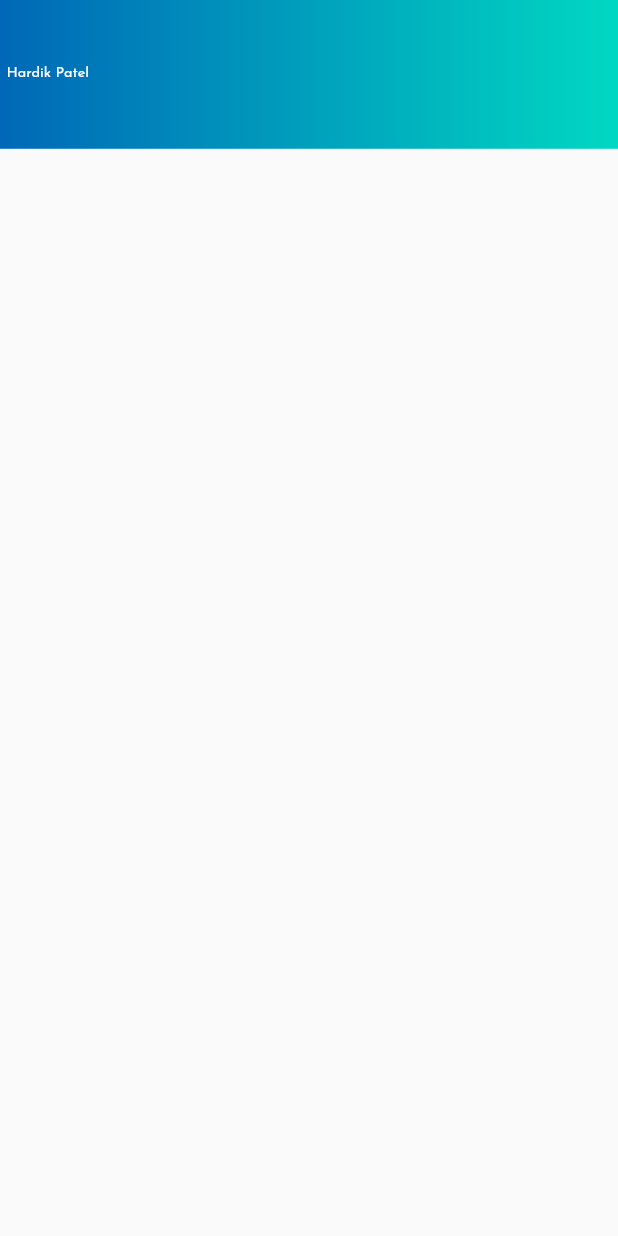
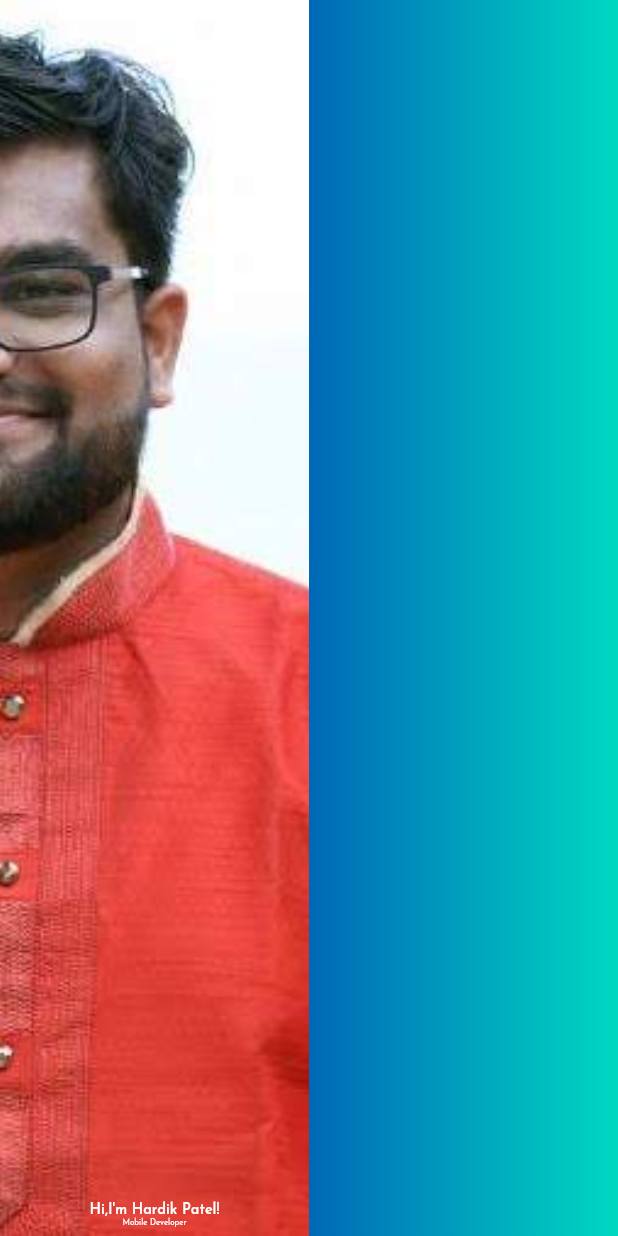
Before and after one commit to hardikgpatel/hardikpatel_portfolio, a Flutter app: the screen it shows after launch, on a phone screen of 412 x 824 dp. Run offline on Flutter 3.47's test engine with Material 2 defaults, Android fonts, the phone set to English and light mode, and no system bars; our stand-ins replace flutter_screenutil, google_fonts.

Commit message:
Working on single page design

```diff
--- a/lib/ screens/home_screen.dart
+++ b/lib/ screens/home_screen.dart
@@ -16,7 +16,8 @@ class _HomeScreenState extends State<HomeScreen> {
     ScreenUtil.init(context,
         designSize: Size(1920, 1080), allowFontScaling: true);
     return Scaffold(
-      body: Column(
+      body:
+          /*Column(
         children: [
           Container(
             height: 130.h,
@@ -41,6 +42,49 @@ class _HomeScreenState extends State<HomeScreen> {
             ),
           )
         ],
+      )*/
+          Row(
+        children: [
+          Container(
+            width: MediaQuery.of(context).size.width * 0.5,
+            padding: EdgeInsets.all(30.w),
+            decoration: BoxDecoration(
+                image: DecorationImage(
+                    fit: BoxFit.cover,
+                    image: AssetImage('assets/images/hardik.jpg'))),
+            child: Column(
+              crossAxisAlignment: CrossAxisAlignment.center,
+              mainAxisAlignment: MainAxisAlignment.end,
+              children: [
+                Text(
+                  'Hi,I\'m Hardik Patel!',
+                  style: GoogleFonts.josefinSans(
+                    fontWeight: FontWeight.w600,
+                    fontSize: 45.sp,
+                    color: Colors.white,
+                  ),
+                ),
+                Text(
+                  'Mobile Developer',
+                  style: GoogleFonts.josefinSans(
+                    fontWeight: FontWeight.w400,
+                    fontSize: 25.sp,
+                    color: Colors.white,
+                  ),
+                ),
+              ],
+            ),
+          ),
+          Container(
+            width: MediaQuery.of(context).size.width * 0.5,
+            decoration: BoxDecoration(
+              gradient: LinearGradient(colors: [
+                StyleGuide.primaryColor,
+                StyleGuide.secondaryColor,
+              ]),
+            ),
+          ),
+        ],
       ),
     );
   }
```
Also changed, not shown: pubspec.yaml (+3 -31 lines), assets/images/hardik.jpg (added).
